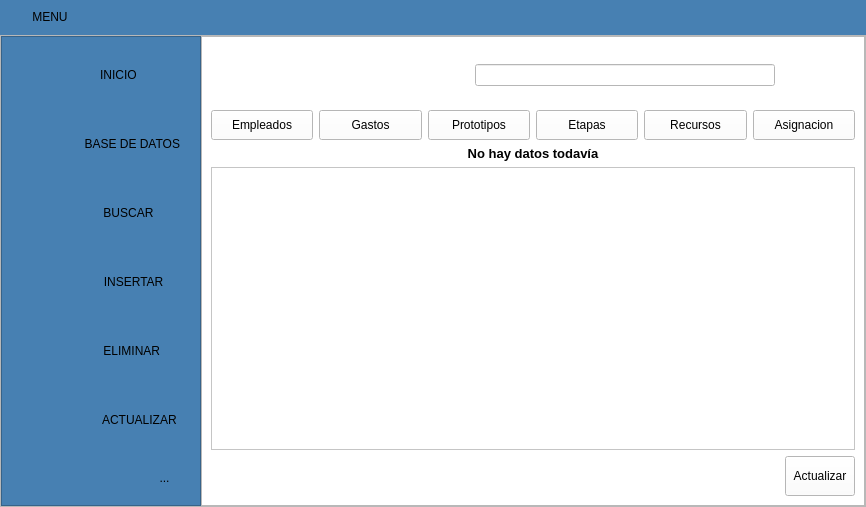
This is App_Menu_Base/menu.ui in Juankapy/Programacion-app as Qt 5 draws it before an edit. The edited form follows.
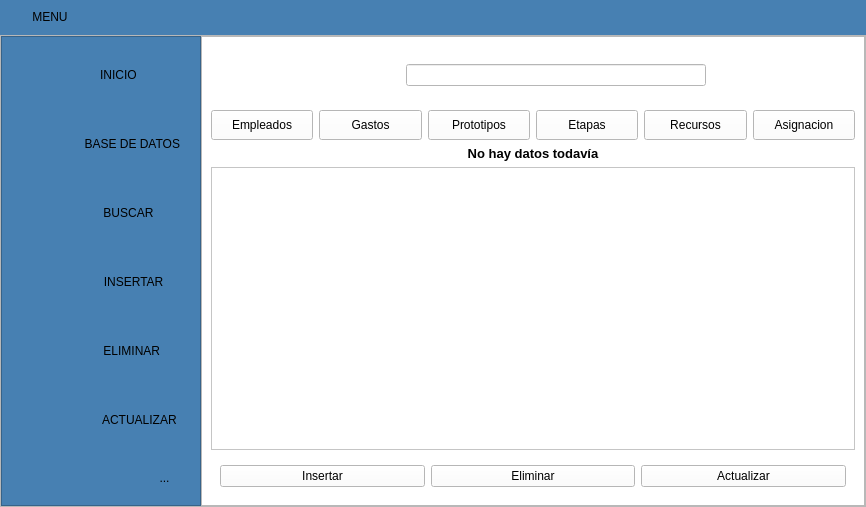
This is the edited form. Icons and pictures are not drawn.

Commit message: hecho queda

```diff
--- a/App_Menu_Base/menu.ui
+++ b/App_Menu_Base/menu.ui
@@ -706,7 +706,7 @@
                       </property>
                       <property name="sizeHint" stdset="0">
                        <size>
-                        <width>200</width>
+                        <width>150</width>
                         <height>20</height>
                        </size>
                       </property>
@@ -742,7 +742,7 @@
                      </widget>
                     </item>
                     <item>
-                     <widget class="QLineEdit" name="lineEdit">
+                     <widget class="QLineEdit" name="searchbar">
                       <property name="minimumSize">
                        <size>
                         <width>300</width>
@@ -761,7 +761,7 @@
                       </property>
                       <property name="sizeHint" stdset="0">
                        <size>
-                        <width>59</width>
+                        <width>140</width>
                         <height>20</height>
                        </size>
                       </property>
@@ -902,35 +902,31 @@
               <item>
                <widget class="QTableWidget" name="tableWidget"/>
               </item>
-              <item alignment="Qt::AlignRight">
-               <widget class="QPushButton" name="pushButton">
-                <property name="sizePolicy">
-                 <sizepolicy hsizetype="Fixed" vsizetype="Fixed">
-                  <horstretch>0</horstretch>
-                  <verstretch>0</verstretch>
-                 </sizepolicy>
-                </property>
-                <property name="minimumSize">
-                 <size>
-                  <width>0</width>
-                  <height>40</height>
-                 </size>
-                </property>
-                <property name="maximumSize">
-                 <size>
-                  <width>70</width>
-                  <height>40</height>
-                 </size>
-                </property>
-                <property name="layoutDirection">
-                 <enum>Qt::LeftToRight</enum>
-                </property>
-                <property name="text">
-                 <string>Actualizar</string>
-                </property>
-                <property name="default">
-                 <bool>false</bool>
-                </property>
+              <item>
+               <widget class="QWidget" name="widget_3" native="true">
+                <layout class="QHBoxLayout" name="horizontalLayout_3">
+                 <item>
+                  <widget class="QPushButton" name="bt_ins">
+                   <property name="text">
+                    <string>Insertar</string>
+                   </property>
+                  </widget>
+                 </item>
+                 <item>
+                  <widget class="QPushButton" name="bt_eli">
+                   <property name="text">
+                    <string>Eliminar</string>
+                   </property>
+                  </widget>
+                 </item>
+                 <item>
+                  <widget class="QPushButton" name="bt_actualizar1">
+                   <property name="text">
+                    <string>Actualizar</string>
+                   </property>
+                  </widget>
+                 </item>
+                </layout>
                </widget>
               </item>
              </layout>
@@ -1000,7 +996,7 @@
                       </widget>
                      </item>
                      <item>
-                      <widget class="QLineEdit" name="searchbar">
+                      <widget class="QLineEdit" name="searchbar1">
                        <property name="alignment">
                         <set>Qt::AlignCenter</set>
                        </property>
```
Left out of the diff: 32 changed lines with no effect on the pictures. The commit also changes 2 other files.
